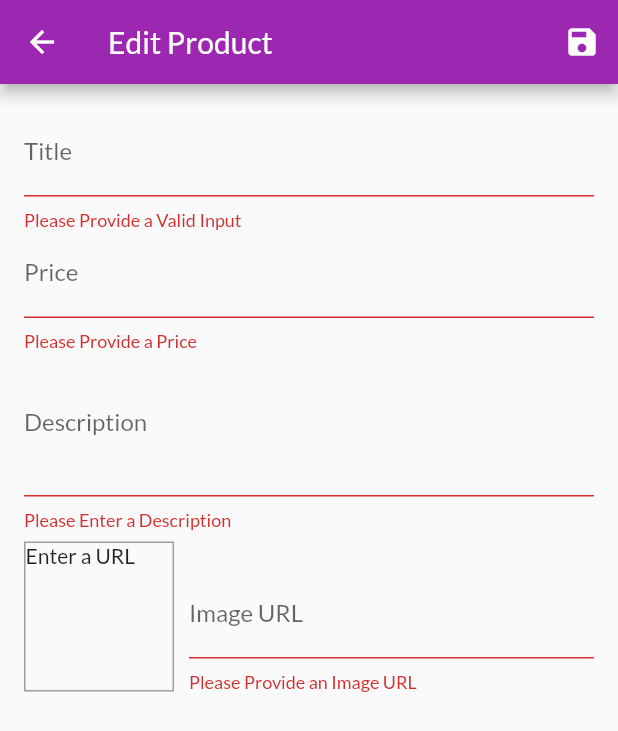
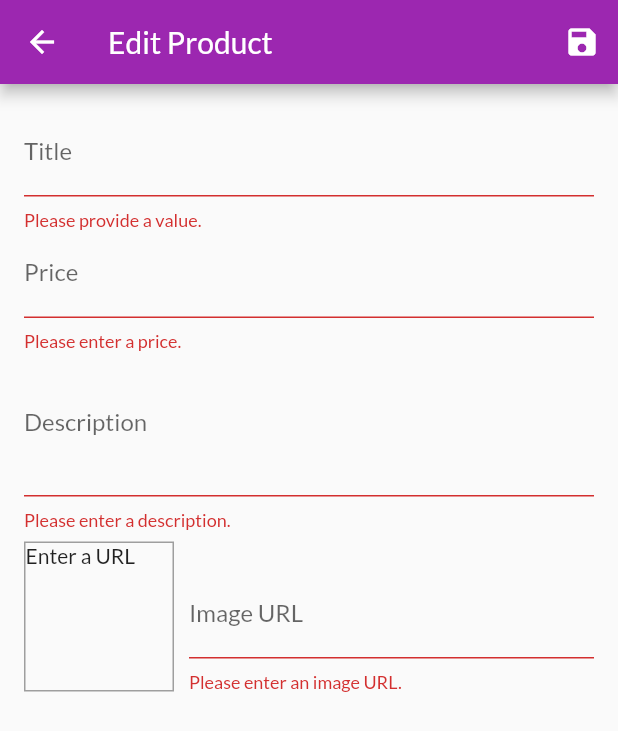
Before and after one commit to shashwatrai05/shopapp, a Flutter app: the EditProductScreen screen opened by its route, after a tap on the "save" icon, on a phone screen of 412 x 824 dp. Shown: the top 731 px of the screen. Run offline on Flutter 3.47's test engine with Material 2 defaults, Android fonts, the phone set to English and light mode, and no system bars; network calls fail.

```diff
--- a/lib/screen/edit_product_screen.dart
+++ b/lib/screen/edit_product_screen.dart
@@ -1,36 +1,37 @@
 import 'package:flutter/material.dart';
 import 'package:provider/provider.dart';
-import 'package:shopapp/providers/product.dart';
-import 'package:shopapp/providers/products.dart';
+
+import '../providers/product.dart';
+import '../providers/products.dart';
 
 class EditProductScreen extends StatefulWidget {
-  static const routeName='/edit_product';
+  static const routeName = '/edit-product';
 
   @override
-  State<EditProductScreen> createState() => _EditProductScreenState();
+  _EditProductScreenState createState() => _EditProductScreenState();
 }
 
 class _EditProductScreenState extends State<EditProductScreen> {
-  final _priceFocusNode=FocusNode();
-  final _descriptionFocusNode=FocusNode();
-  final _imageUrlController=TextEditingController();
-  final _imageUrlFocusNode=FocusNode();
-  final _form= GlobalKey<FormState>();
-  var _editedProduct= Product(
+  final _priceFocusNode = FocusNode();
+  final _descriptionFocusNode = FocusNode();
+  final _imageUrlController = TextEditingController();
+  final _imageUrlFocusNode = FocusNode();
+  final _form = GlobalKey<FormState>();
+  var _editedProduct = Product(
     id: null,
     title: '',
+    price: 0,
     description: '',
-    price: 0,
-    imageUrl: '');
-
-     var _inItValues={
+    imageUrl: '',
+  );
+  var _initValues = {
     'title': '',
     'description': '',
     'price': '',
-    'imageUrl': ''
+    'imageUrl': '',
   };
-
-    var _isInIt=true;
+  var _isInit = true;
+  var _isLoading=false;
 
   @override
   void initState() {
@@ -40,34 +41,36 @@ class _EditProductScreenState extends State<EditProductScreen> {
 
   @override
   void didChangeDependencies() {
-    if(_isInIt){
-    final productId=ModalRoute.of(context).settings.arguments as String;
-    if(productId!=null){_editedProduct=Provider.of<Products>(context, listen: false).findById(productId);
-     _inItValues={
+    if (_isInit) {
+      final productId = ModalRoute.of(context).settings.arguments as String;
+      if (productId != null) {
+        _editedProduct =
+            Provider.of<Products>(context, listen: false).findById(productId);
+        _initValues = {
           'title': _editedProduct.title,
           'description': _editedProduct.description,
           'price': _editedProduct.price.toString(),
-    //'imageUrl': _editedProduct.imageUrl
-    'imageUrl':''
+          // 'imageUrl': _editedProduct.imageUrl,
+          'imageUrl': '',
         };
-      _imageUrlController.text=_editedProduct.imageUrl;
+        _imageUrlController.text = _editedProduct.imageUrl;
       }
     }
-    _isInIt=false;
+    _isInit = false;
+
     super.didChangeDependencies();
   }
 
-
   @override
-  void dispose(){
+  void dispose() {
     _imageUrlFocusNode.removeListener(_updateImageUrl);
     _priceFocusNode.dispose();
     _descriptionFocusNode.dispose();
     _imageUrlController.dispose();
     _imageUrlFocusNode.dispose();
-
     super.dispose();
   }
+
   void _updateImageUrl() {
     if (!_imageUrlFocusNode.hasFocus) {
       if ((!_imageUrlController.text.startsWith('http') &&
@@ -80,114 +83,133 @@ class _EditProductScreenState extends State<EditProductScreen> {
       setState(() {});
     }
   }
-  void _saveForm(){
-   final isValid= _form.currentState.validate();
-   if(!isValid){
+
+  void _saveForm() {
+    final isValid = _form.currentState.validate();
+    if (!isValid) {
       return;
     }
     _form.currentState.save();
-    if(_editedProduct.id!=null){
-Provider.of<Products>(context,listen: false).updateProduct(_editedProduct.id,_editedProduct);
-    }
-    else{
-      Provider.of<Products>(context,listen: false).addProduct(_editedProduct);
+    setState(() {
+      _isLoading=true;
+    });
+    if (_editedProduct.id != null) {
+      Provider.of<Products>(context, listen: false)
+          .updateProduct(_editedProduct.id, _editedProduct);
+          setState(() {
+      _isLoading=false;
+    });
+          Navigator.of(context).pop;
+    } else {
+      Provider.of<Products>(context, listen: false).addProduct(_editedProduct).
+      then((_) {
+         setState(() {
+      _isLoading=false;
+    });
+        Navigator.of(context).pop();
+      }  );
     }
 
-  Navigator.of(context).pop;
   }
+
+  @override
   Widget build(BuildContext context) {
     return Scaffold(
       appBar: AppBar(
-        title: const Text('Edit Product'),
+        title: Text('Edit Product'),
         actions: <Widget>[
           IconButton(
+            icon: Icon(Icons.save),
             onPressed: _saveForm,
-            icon: const Icon(Icons.save))
+          ),
         ],
       ),
-      body: Padding(
-        padding:const EdgeInsets.all(16.0),
+      body: _isLoading? Center(
+        child: CircularProgressIndicator()
+      ): Padding(
+        padding: const EdgeInsets.all(16.0),
         child: Form(
-          key: _form ,
-          child: ListView(children: <Widget>[
+          key: _form,
+          child: ListView(
+            children: <Widget>[
               TextFormField(
-          initialValue: _inItValues['title'],
-          decoration: const InputDecoration(labelText: 'Title'),
+                initialValue: _initValues['title'],
+                decoration: InputDecoration(labelText: 'Title'),
                 textInputAction: TextInputAction.next,
-          onFieldSubmitted: (_){
+                onFieldSubmitted: (_) {
                   FocusScope.of(context).requestFocus(_priceFocusNode);
                 },
-          validator: (value){
-            if(value.isEmpty){
-              return 'Please Provide a Valid Input';
+                validator: (value) {
+                  if (value.isEmpty) {
+                    return 'Please provide a value.';
                   }
                   return null;
                 },
-          onSaved: (value){
-            _editedProduct=Product(
+                onSaved: (value) {
+                  _editedProduct = Product(
+                      title: value,
+                      price: _editedProduct.price,
+                      description: _editedProduct.description,
+                      imageUrl: _editedProduct.imageUrl,
                       id: _editedProduct.id,
-              isFavourite: _editedProduct.isFavourite,
-              title: value,
-              description: _editedProduct.description,
-              price: _editedProduct.price,
-              imageUrl: _editedProduct.imageUrl);
+                      isFavourite: _editedProduct.isFavourite);
                 },
               ),
-
               TextFormField(
-            initialValue: _inItValues['price'],
-          decoration: const InputDecoration(labelText: 'Price'),
+                initialValue: _initValues['price'],
+                decoration: InputDecoration(labelText: 'Price'),
                 textInputAction: TextInputAction.next,
                 keyboardType: TextInputType.number,
                 focusNode: _priceFocusNode,
-          onFieldSubmitted: (_){
+                onFieldSubmitted: (_) {
                   FocusScope.of(context).requestFocus(_descriptionFocusNode);
                 },
-          validator: (value){
-            if(value.isEmpty){
-              return 'Please Provide a Price';
+                validator: (value) {
+                  if (value.isEmpty) {
+                    return 'Please enter a price.';
                   }
-            if(double.tryParse(value)== null){
-              return 'Please Enter a Valid Number';
+                  if (double.tryParse(value) == null) {
+                    return 'Please enter a valid number.';
                   }
-            if(double.parse(value)<=0){
-               return 'Please Enter a Price';
+                  if (double.parse(value) <= 0) {
+                    return 'Please enter a number greater than zero.';
                   }
                   return null;
                 },
-          onSaved: (value){
-            _editedProduct=Product(
+                onSaved: (value) {
+                  _editedProduct = Product(
+                      title: _editedProduct.title,
+                      price: double.parse(value),
+                      description: _editedProduct.description,
+                      imageUrl: _editedProduct.imageUrl,
                       id: _editedProduct.id,
-              isFavourite: _editedProduct.isFavourite,
-              title: _editedProduct.title,
-              description: _editedProduct.description,
-              price: double.parse(value),
-              imageUrl: _editedProduct.imageUrl);
+                      isFavourite: _editedProduct.isFavourite);
                 },
               ),
               TextFormField(
-            initialValue: _inItValues['description'],
-          decoration: const InputDecoration(labelText: 'Description'),
+                initialValue: _initValues['description'],
+                decoration: InputDecoration(labelText: 'Description'),
                 maxLines: 3,
                 keyboardType: TextInputType.multiline,
                 focusNode: _descriptionFocusNode,
-          validator: (value){
-            if(value.isEmpty){
-              return 'Please Enter a Description';
+                validator: (value) {
+                  if (value.isEmpty) {
+                    return 'Please enter a description.';
                   }
-            if(value.length<10){
-              return 'Description is too Short';
+                  if (value.length < 10) {
+                    return 'Should be at least 10 characters long.';
                   }
                   return null;
                 },
-          onSaved: (value){
-            _editedProduct=Product(
+                onSaved: (value) {
+                  _editedProduct = Product(
+                    title: _editedProduct.title,
+                    price: _editedProduct.price,
+                    description: value,
+                    imageUrl: _editedProduct.imageUrl,
                     id: _editedProduct.id,
                     isFavourite: _editedProduct.isFavourite,
-              title: _editedProduct.title,
-              description: value,
-              price: _editedProduct.price,
-              imageUrl: _editedProduct.imageUrl);
+                  );
                 },
               ),
               Row(
@@ -196,56 +218,67 @@ Provider.of<Products>(context,listen: false).updateProduct(_editedProduct.id,_ed
                   Container(
                     width: 100,
                     height: 100,
-              margin: const EdgeInsets.only(top:8,right:10),
-              decoration: BoxDecoration(border: Border.all(
-                width:1,
-                color:Colors.grey,
-              )
+                    margin: EdgeInsets.only(
+                      top: 8,
+                      right: 10,
                     ),
-              child: _imageUrlController.text.isEmpty?
-              const Text('Enter a URL')
-              :FittedBox(
+                    decoration: BoxDecoration(
+                      border: Border.all(
+                        width: 1,
+                        color: Colors.grey,
+                      ),
+                    ),
+                    child: _imageUrlController.text.isEmpty
+                        ? Text('Enter a URL')
+                        : FittedBox(
                             child: Image.network(
                               _imageUrlController.text,
                               fit: BoxFit.cover,
                             ),
-              )
+                          ),
                   ),
                   Expanded(
                     child: TextFormField(
-                       decoration: const InputDecoration(labelText: 'Image URL'),
+                      decoration: InputDecoration(labelText: 'Image URL'),
+                      keyboardType: TextInputType.url,
                       textInputAction: TextInputAction.done,
-                       keyboardType: TextInputType.url,
+                      controller: _imageUrlController,
                       focusNode: _imageUrlFocusNode,
-                       onFieldSubmitted: (_){
+                      onFieldSubmitted: (_) {
                         _saveForm();
                       },
-                       validator: (value){
-            if(value.isEmpty){
-              return 'Please Provide an Image URL';
+                      validator: (value) {
+                        if (value.isEmpty) {
+                          return 'Please enter an image URL.';
                         }
-            if(!value.startsWith('http') && !value.startsWith('https')){
-              return 'Please Provide a Valid URL';
+                        if (!value.startsWith('http') &&
+                            !value.startsWith('https')) {
+                          return 'Please enter a valid URL.';
                         }
-            if(!value.endsWith('.png') && !value.endsWith('.jpg') && !value.endsWith('Jpeg')){
-              return 'Please Enter a PNG/JPG/JPEG image';
+                        if (!value.endsWith('.png') &&
+                            !value.endsWith('.jpg') &&
+                            !value.endsWith('.jpeg')) {
+                          return 'Please enter a valid image URL.';
                         }
                         return null;
                       },
-                       onSaved: (value){
-            _editedProduct=Product(
+                      onSaved: (value) {
+                        _editedProduct = Product(
+                          title: _editedProduct.title,
+                          price: _editedProduct.price,
+                          description: _editedProduct.description,
+                          imageUrl: value,
                           id: _editedProduct.id,
                           isFavourite: _editedProduct.isFavourite,
-              title: _editedProduct.title,
-              description: _editedProduct.description,
-              price: _editedProduct.price,
-              imageUrl: value);
-
+                        );
                       },
                     ),
-             )
-          ],)
-        ],)),
+                  ),
+                ],
+              ),
+            ],
+          ),
+        ),
       ),
     );
   }
--- a/pubspec.yaml
+++ b/pubspec.yaml
@@ -37,6 +37,7 @@ dependencies:
   # Use with the CupertinoIcons class for iOS style icons.
   cupertino_icons: ^1.0.2
   intl: ^0.18.1
+  http: ^0.13.6
 
 dev_dependencies:
   flutter_test:
```
Also changed, not shown: lib/providers/products.dart (+15 -4 lines), lib/screen/user_products_screen.dart (+17 -12 lines), lib/widgets/user_product.dart (+18 -14 lines), pubspec.lock. Lines whose indentation alone changed are shown as unchanged.
